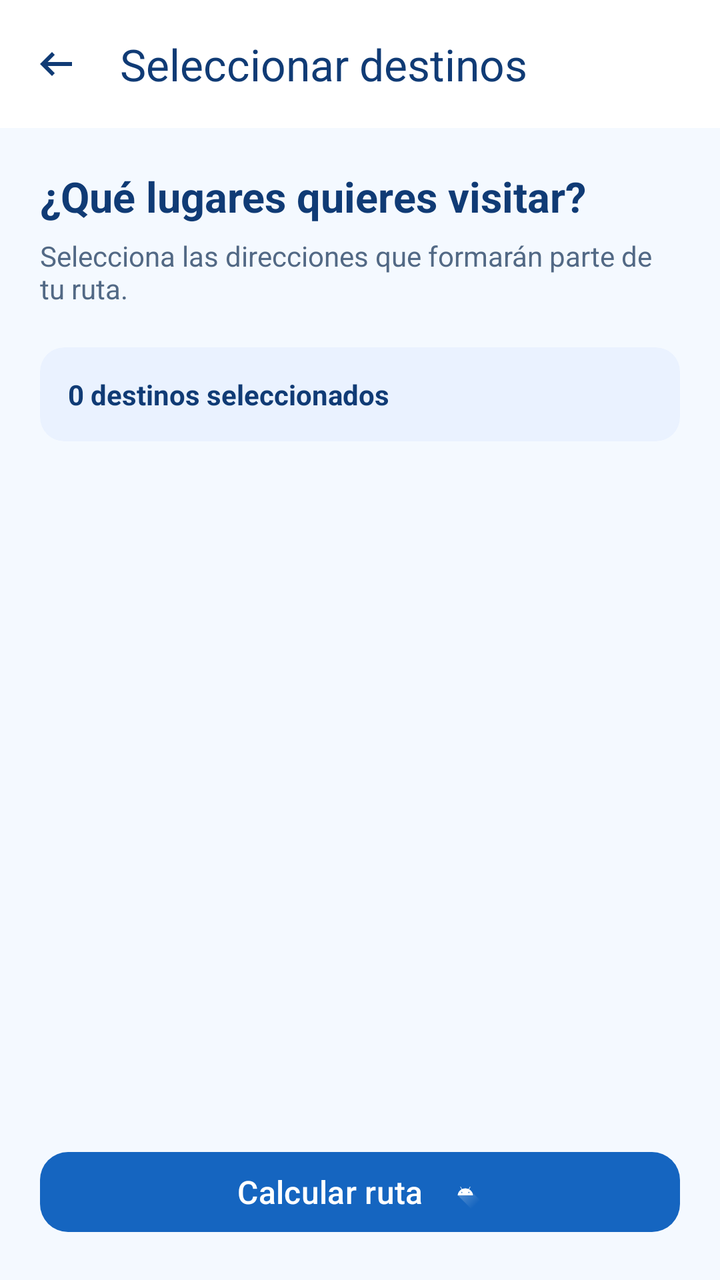
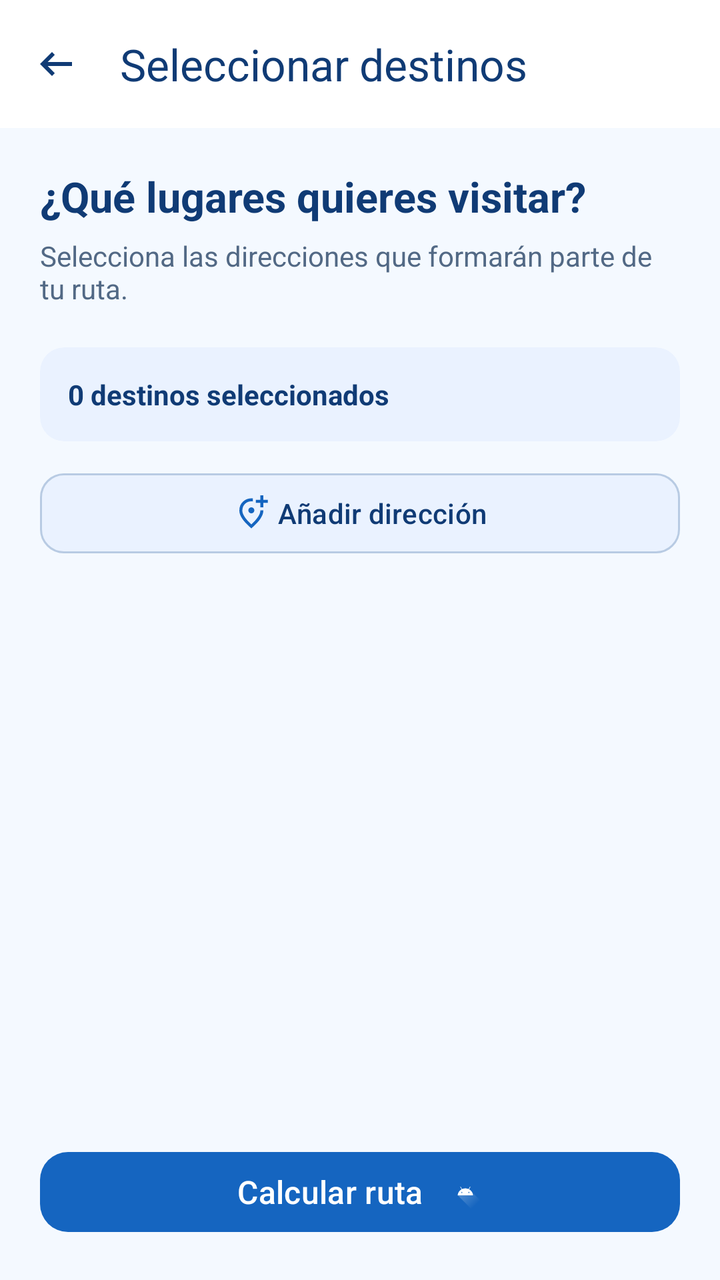

Before-and-after screenshots of an Android layout around one commit, followed by the original layout XML and the change that was made.
<!-- AndroidManifest.xml: application theme Theme.RoutePlanner -->
<!-- res/layout/activity_select_destinations.xml -->
<?xml version="1.0" encoding="utf-8"?>
<LinearLayout xmlns:android="http://schemas.android.com/apk/res/android"
    xmlns:app="http://schemas.android.com/apk/res-auto"
    android:layout_width="match_parent"
    android:layout_height="match_parent"
    android:orientation="vertical"
    android:background="@color/rp_background">

    <com.google.android.material.appbar.MaterialToolbar
        android:id="@+id/toolbar"
        android:layout_width="match_parent"
        android:layout_height="?attr/actionBarSize"
        android:background="@color/rp_surface"
        app:title="Seleccionar destinos"
        app:titleTextColor="@color/rp_text_primary"
        app:navigationIcon="@drawable/ic_arrow_back_24"
        app:navigationIconTint="@color/rp_text_primary"
        app:elevation="2dp" />

    <LinearLayout
        android:layout_width="match_parent"
        android:layout_height="0dp"
        android:layout_weight="1"
        android:orientation="vertical"
        android:paddingStart="20dp"
        android:paddingEnd="20dp"
        android:paddingTop="20dp"
        android:paddingBottom="12dp">

        <TextView
            android:layout_width="match_parent"
            android:layout_height="wrap_content"
            android:text="¿Qué lugares quieres visitar?"
            android:textColor="@color/rp_text_primary"
            android:textSize="21sp"
            android:textStyle="bold" />

        <TextView
            android:layout_width="match_parent"
            android:layout_height="wrap_content"
            android:layout_marginTop="6dp"
            android:text="Selecciona las direcciones que formarán parte de tu ruta."
            android:textColor="@color/rp_text_secondary"
            android:textSize="14sp" />

        <com.google.android.material.card.MaterialCardView
            android:layout_width="match_parent"
            android:layout_height="wrap_content"
            android:layout_marginTop="20dp"
            app:cardBackgroundColor="@color/rp_icon_background"
            app:cardCornerRadius="12dp"
            app:cardElevation="0dp"
            app:strokeWidth="0dp">

            <TextView
                android:id="@+id/tvDestinationCount"
                android:layout_width="match_parent"
                android:layout_height="wrap_content"
                android:padding="14dp"
                android:text="0 destinos seleccionados"
                android:textColor="@color/rp_text_primary"
                android:textSize="14sp"
                android:textStyle="bold" />

        </com.google.android.material.card.MaterialCardView>

        <FrameLayout
            android:layout_width="match_parent"
            android:layout_height="0dp"
            android:layout_weight="1"
            android:layout_marginTop="12dp">

            <androidx.recyclerview.widget.RecyclerView
                android:id="@+id/rvRouteDestinations"
                android:layout_width="match_parent"
                android:layout_height="match_parent"
                android:clipToPadding="false"
                android:paddingBottom="12dp" />

            <TextView
                android:id="@+id/tvNoDestinations"
                android:layout_width="match_parent"
                android:layout_height="wrap_content"
                android:layout_gravity="center"
                android:gravity="center"
                android:padding="24dp"
                android:text="Todavía no tienes direcciones guardadas.\n\nAñade destinos desde el apartado Direcciones."
                android:textColor="@color/rp_text_secondary"
                android:textSize="15sp"
                android:visibility="gone" />

        </FrameLayout>

    </LinearLayout>

    <com.google.android.material.button.MaterialButton
        android:id="@+id/btnCalculateRoute"
        android:layout_width="match_parent"
        android:layout_height="wrap_content"
        android:layout_marginStart="20dp"
        android:layout_marginEnd="20dp"
        android:layout_marginTop="8dp"
        android:layout_marginBottom="20dp"
        android:text="Calcular ruta"
        android:textAllCaps="false"
        android:textSize="16sp"
        app:cornerRadius="14dp"
        app:icon="@drawable/ic_launcher_foreground"
        app:iconGravity="textEnd"
        app:iconPadding="12dp" />

</LinearLayout>
<!-- resources referenced by this layout -->
<resources>
  <style name="Base.Theme.RoutePlanner" parent="Theme.Material3.DayNight.NoActionBar">
          
          <item name="windowSplashScreenBackground">@color/rp_background</item>
  
          <item name="colorPrimary">@color/rp_primary</item>
          <item name="colorOnPrimary">@color/rp_surface</item>
          <item name="colorPrimaryContainer">@color/rp_icon_background</item>
          <item name="colorOnPrimaryContainer">@color/rp_text_primary</item>
  
          <item name="colorSecondary">@color/rp_primary_dark</item>
          <item name="colorOnSecondary">@color/rp_surface</item>
          <item name="colorSecondaryContainer">@color/rp_icon_background</item>
          <item name="colorOnSecondaryContainer">@color/rp_text_primary</item>
  
          <item name="colorTertiary">@color/rp_success</item>
          <item name="colorOnTertiary">@color/rp_surface</item>
          <item name="colorTertiaryContainer">@color/md_theme_tertiaryContainer</item>
          <item name="colorOnTertiaryContainer">@color/md_theme_onTertiaryContainer</item>
  
          <item name="colorError">@color/rp_destination</item>
          <item name="colorOnError">@color/rp_surface</item>
          <item name="colorErrorContainer">@color/md_theme_errorContainer</item>
          <item name="colorOnErrorContainer">@color/md_theme_onErrorContainer</item>
  
          <item name="android:colorBackground">@color/rp_background</item>
          <item name="colorOnBackground">@color/rp_text_primary</item>
          <item name="colorSurface">@color/rp_surface</item>
          <item name="colorOnSurface">@color/rp_text_primary</item>
  
          <item name="colorSurfaceVariant">@color/rp_icon_background</item>
          <item name="colorOnSurfaceVariant">@color/rp_text_secondary</item>
          <item name="colorOutline">@color/rp_outline</item>
  
          <item name="colorOutlineVariant">@color/md_theme_outlineVariant</item>
          <item name="colorSurfaceInverse">@color/md_theme_inverseSurface</item>
          <item name="colorOnSurfaceInverse">@color/md_theme_inverseOnSurface</item>
          <item name="colorPrimaryInverse">@color/md_theme_inversePrimary</item>
          <item name="colorPrimaryFixed">@color/md_theme_primaryFixed</item>
          <item name="colorOnPrimaryFixed">@color/md_theme_onPrimaryFixed</item>
          <item name="colorPrimaryFixedDim">@color/md_theme_primaryFixedDim</item>
          <item name="colorOnPrimaryFixedVariant">@color/md_theme_onPrimaryFixedVariant</item>
          <item name="colorSecondaryFixed">@color/md_theme_secondaryFixed</item>
          <item name="colorOnSecondaryFixed">@color/md_theme_onSecondaryFixed</item>
          <item name="colorSecondaryFixedDim">@color/md_theme_secondaryFixedDim</item>
          <item name="colorOnSecondaryFixedVariant">@color/md_theme_onSecondaryFixedVariant</item>
          <item name="colorTertiaryFixed">@color/md_theme_tertiaryFixed</item>
          <item name="colorOnTertiaryFixed">@color/md_theme_onTertiaryFixed</item>
          <item name="colorTertiaryFixedDim">@color/md_theme_tertiaryFixedDim</item>
          <item name="colorOnTertiaryFixedVariant">@color/md_theme_onTertiaryFixedVariant</item>
          <item name="colorSurfaceDim">@color/md_theme_surfaceDim</item>
          <item name="colorSurfaceBright">@color/md_theme_surfaceBright</item>
          <item name="colorSurfaceContainerLowest">@color/md_theme_surfaceContainerLowest</item>
          <item name="colorSurfaceContainerLow">@color/md_theme_surfaceContainerLow</item>
          <item name="colorSurfaceContainer">@color/md_theme_surfaceContainer</item>
          <item name="colorSurfaceContainerHigh">@color/md_theme_surfaceContainerHigh</item>
          <item name="colorSurfaceContainerHighest">@color/md_theme_surfaceContainerHighest</item>
      </style>
  <!-- unchanged entries left out for length: 40 -->
</resources>

<!-- the commit's change to res/layout/activity_select_destinations.xml (unified diff, before → after) -->
@@ -64,6 +64,21 @@
 
         </com.google.android.material.card.MaterialCardView>
 
+        <com.google.android.material.button.MaterialButton
+            android:id="@+id/btnAddDestination"
+            android:layout_width="match_parent"
+            android:layout_height="wrap_content"
+            android:layout_marginTop="12dp"
+            android:text="@string/btn_add_address"
+            android:textAllCaps="false"
+            android:textColor="@color/rp_text_primary"
+            app:backgroundTint="@color/rp_icon_background"
+            app:cornerRadius="12dp"
+            app:icon="@drawable/ic_add_24"
+            app:iconGravity="textStart"
+            app:iconTint="@color/rp_primary"
+            style="@style/Widget.Material3.Button.OutlinedButton" />
+
         <FrameLayout
             android:layout_width="match_parent"
             android:layout_height="0dp"
<!-- resource entries referenced after the edit -->
@@ -1,5 +1,16 @@
 <!-- resources referenced by this layout -->
 <resources>
+  <!-- drawable ic_add_24 (drawable) -->
+  <vector xmlns:android="http://schemas.android.com/apk/res/android"
+      android:height="24dp"
+      android:viewportHeight="960"
+      android:viewportWidth="960"
+      android:width="24dp">
+        
+      <path android:fillColor="@android:color/white" android:pathData="M480,880Q319,743 239.5,625.5Q160,508 160,408Q160,258 256.5,169Q353,80 480,80Q490,80 500,80Q510,80 520,82L520,163Q510,161 500.5,160.5Q491,160 480,160Q379,160 309.5,229.5Q240,299 240,408Q240,479 299,570.5Q358,662 480,774Q602,662 661,570.5Q720,479 720,408Q720,406 720,404Q720,402 720,400L800,400Q800,402 800,404Q800,406 800,408Q800,508 720.5,625.5Q641,743 480,880ZM536.5,456.5Q560,433 560,400Q560,367 536.5,343.5Q513,320 480,320Q447,320 423.5,343.5Q400,367 400,400Q400,433 423.5,456.5Q447,480 480,480Q513,480 536.5,456.5ZM480,400Q480,400 480,400Q480,400 480,400Q480,400 480,400Q480,400 480,400Q480,400 480,400Q480,400 480,400L480,400L480,400L480,400L480,400Q480,400 480,400Q480,400 480,400Q480,400 480,400Q480,400 480,400ZM720,320L800,320L800,200L920,200L920,120L800,120L800,0L720,0L720,120L600,120L600,200L720,200L720,320Z"/>
+      
+  </vector>
+  <string name="btn_add_address">Añadir dirección</string>
   <style name="Base.Theme.RoutePlanner" parent="Theme.Material3.DayNight.NoActionBar">
           
           <item name="windowSplashScreenBackground">@color/rp_background</item>
@@ -32,11 +43,12 @@
           <item name="colorSurfaceVariant">@color/rp_icon_background</item>
           <item name="colorOnSurfaceVariant">@color/rp_text_secondary</item>
           <item name="colorOutline">@color/rp_outline</item>
+          <item name="colorOutlineVariant">@color/md_theme_outlineVariant</item>
   
-          <item name="colorOutlineVariant">@color/md_theme_outlineVariant</item>
           <item name="colorSurfaceInverse">@color/md_theme_inverseSurface</item>
           <item name="colorOnSurfaceInverse">@color/md_theme_inverseOnSurface</item>
           <item name="colorPrimaryInverse">@color/md_theme_inversePrimary</item>
+  
           <item name="colorPrimaryFixed">@color/md_theme_primaryFixed</item>
           <item name="colorOnPrimaryFixed">@color/md_theme_onPrimaryFixed</item>
           <item name="colorPrimaryFixedDim">@color/md_theme_primaryFixedDim</item>
@@ -49,6 +61,7 @@
           <item name="colorOnTertiaryFixed">@color/md_theme_onTertiaryFixed</item>
           <item name="colorTertiaryFixedDim">@color/md_theme_tertiaryFixedDim</item>
           <item name="colorOnTertiaryFixedVariant">@color/md_theme_onTertiaryFixedVariant</item>
+  
           <item name="colorSurfaceDim">@color/md_theme_surfaceDim</item>
           <item name="colorSurfaceBright">@color/md_theme_surfaceBright</item>
           <item name="colorSurfaceContainerLowest">@color/md_theme_surfaceContainerLowest</item>
